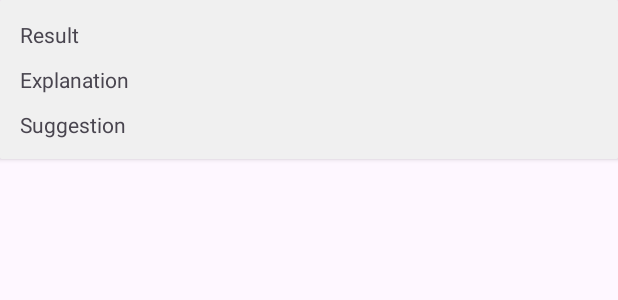
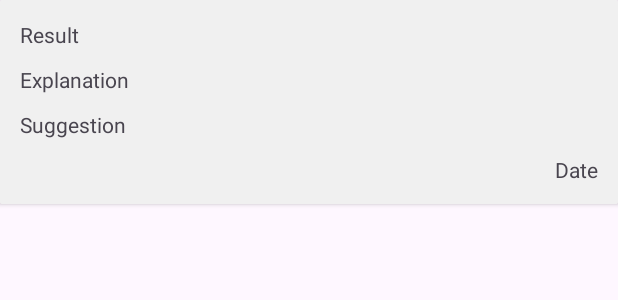
Before and after one commit to SkyAfra/Mobile-Development, an Android app: the layout item_history.xml on its own in the app's theme, with its tools: preview values and no code run, on a phone screen of 412 x 824 dp. Shown: the top 300 px of the screen. Run offline under Robolectric (Android 15) with nearby library versions, the phone set to English and light mode, and no system bars; network calls fail.

Commit message:
Commit ver1.7 Yop - Nambah History

```diff
--- a/app/src/main/java/com/example/skyafra/activity/HomeCameraActivity.kt
+++ b/app/src/main/java/com/example/skyafra/activity/HomeCameraActivity.kt
@@ -139,6 +139,7 @@ class HomeCameraActivity : AppCompatActivity() {
                                 putExtra("result", it.data.result)
                                 putExtra("explanation", it.data.explanation)
                                 putExtra("suggestion", it.data.suggestion)
+                                putExtra("createAt", it.data.createdAt)
                             }
                             startActivity(intent)
                             resetState()
--- a/app/src/main/java/com/example/skyafra/activity/ResultActivity.kt
+++ b/app/src/main/java/com/example/skyafra/activity/ResultActivity.kt
@@ -20,15 +20,17 @@ class ResultActivity : AppCompatActivity() {
         val result = intent.getStringExtra("result")
         val explanation = intent.getStringExtra("explanation")
         val suggestion = intent.getStringExtra("suggestion")
+        val createAt = intent.getStringExtra("createAt")
 
-        if (result != null && explanation != null && suggestion != null) {
-            val newHistoryItem = HistoryItem(result, explanation, suggestion)
+        if (result != null && explanation != null && suggestion != null && createAt != null) {
+            val newHistoryItem = HistoryItem(result, explanation, suggestion, createAt)
             saveHistory(newHistoryItem)
         }
 
         binding.resultTextView.text = result
         binding.explanationTextView.text = explanation
         binding.suggestionTextView.text = suggestion
+        binding.createAtTextView.text = createAt
 
         binding.backButton.setOnClickListener {
             startActivity(Intent(this, HomeCameraActivity::class.java))
--- a/app/src/main/java/com/example/skyafra/adapter/HistoryAdapter.kt
+++ b/app/src/main/java/com/example/skyafra/adapter/HistoryAdapter.kt
@@ -14,6 +14,7 @@ class HistoryAdapter(private val historyList: List<HistoryItem>) : RecyclerView.
         val resultTextView: TextView = itemView.findViewById(R.id.resultTextView)
         val explanationTextView: TextView = itemView.findViewById(R.id.explanationTextView)
         val suggestionTextView: TextView = itemView.findViewById(R.id.suggestionTextView)
+        val createAtTextView: TextView = itemView.findViewById(R.id.createAtTextView)
     }
 
     override fun onCreateViewHolder(parent: ViewGroup, viewType: Int): HistoryViewHolder {
@@ -26,6 +27,7 @@ class HistoryAdapter(private val historyList: List<HistoryItem>) : RecyclerView.
         holder.resultTextView.text = currentItem.result
         holder.explanationTextView.text = currentItem.explanation
         holder.suggestionTextView.text = currentItem.suggestion
+        holder.createAtTextView.text = currentItem.createAt
     }
 
     override fun getItemCount() = historyList.size
--- a/app/src/main/java/com/example/skyafra/history/HistoryItem.kt
+++ b/app/src/main/java/com/example/skyafra/history/HistoryItem.kt
@@ -1,3 +1,3 @@
 package com.example.skyafra.history
 
-data class HistoryItem(val result: String, val explanation: String, val suggestion: String)
+data class HistoryItem(val result: String, val explanation: String, val suggestion: String, val createAt: String)
--- a/app/src/main/res/layout/fragment_home2.xml
+++ b/app/src/main/res/layout/fragment_home2.xml
@@ -75,7 +75,7 @@
         android:layout_width="153dp"
         android:layout_height="wrap_content"
         android:layout_marginTop="380dp"
-        android:layout_marginStart="130dp"
+        android:layout_gravity="top|center"
         android:background="@drawable/stylebtn1"
         android:text="@string/open_camera"
         android:textAllCaps="false"/>
@@ -107,7 +107,7 @@
         android:layout_width="153dp"
         android:layout_height="wrap_content"
         android:layout_marginTop="580dp"
-        android:layout_marginStart="130dp"
+        android:layout_gravity="top|center"
         android:background="@drawable/stylebtn1"
         android:text="@string/about"
         android:textAllCaps="false"/>
--- a/app/src/main/res/layout/item_history.xml
+++ b/app/src/main/res/layout/item_history.xml
@@ -35,6 +35,15 @@
         android:textSize="14sp"
         android:padding="5dp"/>
 
+        <TextView
+            android:id="@+id/createAtTextView"
+            android:layout_width="wrap_content"
+            android:layout_height="wrap_content"
+            android:layout_gravity="end"
+            android:text="@string/createat_header"
+            android:textSize="14sp"
+            android:padding="5dp"/>
+
     </LinearLayout>
 
 
--- a/app/src/main/res/values/strings.xml
+++ b/app/src/main/res/values/strings.xml
@@ -111,5 +111,6 @@
     <string name="suggestion_header">Suggestion</string>
     <string name="back">Return</string>
     <string name="history">History</string>
+    <string name="createat_header">Date</string>
 
 </resources>
```
Also changed, not shown: app/src/main/res/layout/activity_result.xml (+24 -0 lines), 1 other file.
